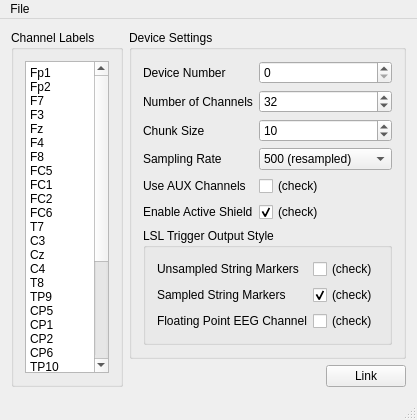
This is neuroprime/modules/LSL-actiCHamp/mainwindow.ui in nmc-costa/neuroprime as Qt 5 draws it before an edit. The edited form follows.
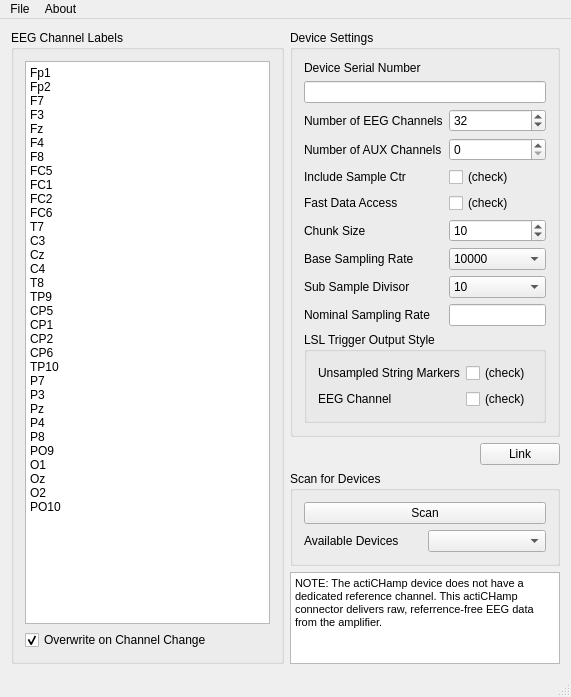
This is the edited form.

Patch:
```diff
--- a/neuroprime/modules/LSL-actiCHamp/mainwindow.ui
+++ b/neuroprime/modules/LSL-actiCHamp/mainwindow.ui
@@ -6,8 +6,8 @@
    <rect>
     <x>0</x>
     <y>0</y>
-    <width>360</width>
-    <height>411</height>
+    <width>571</width>
+    <height>697</height>
    </rect>
   </property>
   <property name="windowTitle">
@@ -21,7 +21,7 @@
     <item>
      <widget class="QGroupBox" name="groupBox_2">
       <property name="title">
-       <string>Channel Labels</string>
+       <string>EEG Channel Labels</string>
       </property>
       <layout class="QGridLayout" name="gridLayout">
        <item row="0" column="0">
@@ -62,6 +62,19 @@
          </property>
         </widget>
        </item>
+       <item row="1" column="0">
+        <widget class="QCheckBox" name="overwriteChannelLabels">
+         <property name="toolTip">
+          <string>If checked, channel labels will auto-update when number of EEG channels or AUX channels is adjusted.</string>
+         </property>
+         <property name="text">
+          <string>Overwrite on Channel Change</string>
+         </property>
+         <property name="checked">
+          <bool>true</bool>
+         </property>
+        </widget>
+       </item>
       </layout>
      </widget>
     </item>
@@ -77,37 +90,21 @@
           <enum>QFormLayout::AllNonFixedFieldsGrow</enum>
          </property>
          <item row="0" column="0">
-          <widget class="QLabel" name="label_4">
+          <widget class="QLabel" name="label_12">
            <property name="text">
-            <string>Device Number</string>
+            <string>Device Serial Number</string>
            </property>
           </widget>
          </item>
-         <item row="0" column="1">
-          <widget class="QSpinBox" name="deviceNumber">
-           <property name="toolTip">
-            <string>The number of the USB device (if multiple); the first one is #0.</string>
-           </property>
-           <property name="minimum">
-            <number>0</number>
-           </property>
-           <property name="maximum">
-            <number>256</number>
-           </property>
-           <property name="value">
-            <number>0</number>
-           </property>
-          </widget>
-         </item>
-         <item row="1" column="0">
+         <item row="2" column="0">
           <widget class="QLabel" name="label_2">
            <property name="text">
-            <string>Number of Channels</string>
+            <string>Number of EEG Channels</string>
            </property>
           </widget>
          </item>
-         <item row="1" column="1">
-          <widget class="QSpinBox" name="channelCount">
+         <item row="2" column="1">
+          <widget class="QSpinBox" name="eegChannelCount">
            <property name="toolTip">
             <string>This must match the number of entries in the channel list</string>
            </property>
@@ -125,85 +122,30 @@
            </property>
           </widget>
          </item>
-         <item row="2" column="0">
-          <widget class="QLabel" name="label">
-           <property name="text">
-            <string>Chunk Size</string>
-           </property>
-          </widget>
-         </item>
-         <item row="2" column="1">
-          <widget class="QSpinBox" name="chunkSize">
-           <property name="toolTip">
-            <string>The number of samples per chunk emitted by the driver -- a small value will lead to lower overall latency but causes more CPU load</string>
-           </property>
-           <property name="minimum">
-            <number>1</number>
-           </property>
-           <property name="maximum">
-            <number>1024</number>
-           </property>
-           <property name="value">
-            <number>10</number>
-           </property>
-          </widget>
-         </item>
          <item row="3" column="0">
-          <widget class="QLabel" name="label_3">
+          <widget class="QLabel" name="label_7">
            <property name="text">
-            <string>Sampling Rate</string>
+            <string>Number of AUX Channels</string>
            </property>
           </widget>
          </item>
          <item row="3" column="1">
-          <widget class="QComboBox" name="samplingRate">
+          <widget class="QSpinBox" name="auxChannelCount">
            <property name="toolTip">
             <string>The sampling rate to use; higher sampling rates require more network bandwidth (and storage space if recording), particularly the very high rates of 10KHz+. The native rates are those that are natively supported by the hardware and the resampled rates are resampled in software  (using a linear-phase sinc resampler that delays the output signal by 5 samples).</string>
            </property>
-           <property name="currentIndex">
-            <number>2</number>
+           <property name="keyboardTracking">
+            <bool>false</bool>
            </property>
-           <item>
-            <property name="text">
-             <string>125 (resampled)</string>
-            </property>
-           </item>
-           <item>
-            <property name="text">
-             <string>250 (resampled)</string>
-            </property>
-           </item>
-           <item>
-            <property name="text">
-             <string>500 (resampled)</string>
-            </property>
-           </item>
-           <item>
-            <property name="text">
-             <string>1000 (resampled)</string>
-            </property>
-           </item>
-           <item>
-            <property name="text">
-             <string>10000 (native)</string>
-            </property>
-           </item>
-           <item>
-            <property name="text">
-             <string>50000 (native)</string>
-            </property>
-           </item>
-           <item>
-            <property name="text">
-             <string>100000 (native)</string>
-            </property>
-           </item>
+           <property name="maximum">
+            <number>8</number>
+           </property>
           </widget>
          </item>
          <item row="4" column="0">
-          <widget class="QLabel" name="label_7">
+          <widget class="QLabel" name="label_11">
            <property name="text">
-            <string>Use AUX Channels</string>
+            <string>Include Sample Ctr</string>
            </property>
           </widget>
          </item>
@@ -215,15 +157,12 @@
            <property name="text">
             <string>(check)</string>
            </property>
-           <property name="checked">
-            <bool>false</bool>
-           </property>
           </widget>
          </item>
          <item row="5" column="0">
           <widget class="QLabel" name="label_8">
            <property name="text">
-            <string>Enable Active Shield</string>
+            <string>Fast Data Access</string>
            </property>
           </widget>
          </item>
@@ -236,11 +175,135 @@
             <string>(check)</string>
            </property>
            <property name="checked">
+            <bool>false</bool>
+           </property>
+          </widget>
+         </item>
+         <item row="6" column="0">
+          <widget class="QLabel" name="label">
+           <property name="text">
+            <string>Chunk Size</string>
+           </property>
+          </widget>
+         </item>
+         <item row="6" column="1">
+          <widget class="QSpinBox" name="chunkSize">
+           <property name="toolTip">
+            <string>The number of samples per chunk emitted by the driver -- a small value will lead to lower overall latency but causes more CPU load</string>
+           </property>
+           <property name="minimum">
+            <number>1</number>
+           </property>
+           <property name="maximum">
+            <number>1024</number>
+           </property>
+           <property name="value">
+            <number>10</number>
+           </property>
+          </widget>
+         </item>
+         <item row="7" column="0">
+          <widget class="QLabel" name="label_3">
+           <property name="text">
+            <string>Base Sampling Rate</string>
+           </property>
+          </widget>
+         </item>
+         <item row="7" column="1">
+          <widget class="QComboBox" name="baseSamplingRate">
+           <property name="toolTip">
+            <string>Adjust the native base sampling rate of the amplifier. This value is divided by the sub sample divisor value below to calculate the nominal sampling rate.</string>
+           </property>
+           <property name="currentIndex">
+            <number>0</number>
+           </property>
+           <item>
+            <property name="text">
+             <string>10000</string>
+            </property>
+           </item>
+           <item>
+            <property name="text">
+             <string>50000</string>
+            </property>
+           </item>
+           <item>
+            <property name="text">
+             <string>100000</string>
+            </property>
+           </item>
+          </widget>
+         </item>
+         <item row="8" column="0">
+          <widget class="QLabel" name="label_6">
+           <property name="text">
+            <string>Sub Sample Divisor</string>
+           </property>
+          </widget>
+         </item>
+         <item row="8" column="1">
+          <widget class="QComboBox" name="subSampleDivisor">
+           <property name="toolTip">
+            <string>Factor by which to sub sample the native sampling rate of the device.</string>
+           </property>
+           <property name="currentIndex">
+            <number>3</number>
+           </property>
+           <item>
+            <property name="text">
+             <string>1</string>
+            </property>
+           </item>
+           <item>
+            <property name="text">
+             <string>2</string>
+            </property>
+           </item>
+           <item>
+            <property name="text">
+             <string>5</string>
+            </property>
+           </item>
+           <item>
+            <property name="text">
+             <string>10</string>
+            </property>
+           </item>
+           <item>
+            <property name="text">
+             <string>20</string>
+            </property>
+           </item>
+           <item>
+            <property name="text">
+             <string>50</string>
+            </property>
+           </item>
+           <item>
+            <property name="text">
+             <string>100</string>
+            </property>
+           </item>
+          </widget>
+         </item>
+         <item row="9" column="0">
+          <widget class="QLabel" name="label_10">
+           <property name="text">
+            <string>Nominal Sampling Rate</string>
+           </property>
+          </widget>
+         </item>
+         <item row="9" column="1">
+          <widget class="QLineEdit" name="nominalSamplingRate">
+           <property name="toolTip">
+            <string>Nomincal sampling rate after sub sampling (read only value, adjust with boxes above).</string>
+           </property>
+           <property name="readOnly">
             <bool>true</bool>
            </property>
           </widget>
          </item>
-         <item row="6" column="0" colspan="2">
+         <item row="14" column="0" colspan="2">
           <widget class="QGroupBox" name="groupBox_3">
            <property name="title">
             <string>LSL Trigger Output Style</string>
@@ -257,33 +320,13 @@
              </widget>
             </item>
             <item row="1" column="0">
-             <widget class="QLabel" name="label_6">
-              <property name="text">
-               <string>Sampled String Markers</string>
-              </property>
-             </widget>
-            </item>
-            <item row="1" column="1">
-             <widget class="QCheckBox" name="sampledMarkers">
-              <property name="toolTip">
-               <string>&lt;html&gt;&lt;head/&gt;&lt;body&gt;&lt;p&gt;For an explanation of trigger marker types please read 'explanation_of_trigger_marker_types.pdf'.&lt;/p&gt;&lt;/body&gt;&lt;/html&gt;</string>
-              </property>
-              <property name="text">
-               <string>(check)</string>
-              </property>
-              <property name="checked">
-               <bool>true</bool>
-              </property>
-             </widget>
-            </item>
-            <item row="2" column="0">
              <widget class="QLabel" name="label_9">
               <property name="text">
-               <string>Floating Point EEG Channel</string>
+               <string>EEG Channel</string>
               </property>
              </widget>
             </item>
-            <item row="2" column="1">
+            <item row="1" column="1">
              <widget class="QCheckBox" name="sampledMarkersEEG">
               <property name="toolTip">
                <string>&lt;html&gt;&lt;head/&gt;&lt;body&gt;&lt;p&gt;For an explanation of trigger marker types please read 'explanation_of_trigger_marker_types.pdf'.&lt;/p&gt;&lt;/body&gt;&lt;/html&gt;</string>
@@ -306,22 +349,16 @@
            </layout>
           </widget>
          </item>
+         <item row="1" column="0" colspan="2">
+          <widget class="QLineEdit" name="serialNumber">
+           <property name="toolTip">
+            <string>Serial number identifying requested devices. Hit scan to update.</string>
+           </property>
+          </widget>
+         </item>
         </layout>
        </widget>
       </item>
-      <item>
-       <spacer name="verticalSpacer">
-        <property name="orientation">
-         <enum>Qt::Vertical</enum>
-        </property>
-        <property name="sizeHint" stdset="0">
-         <size>
-          <width>20</width>
-          <height>40</height>
-         </size>
-        </property>
-       </spacer>
-      </item>
       <item>
        <layout class="QHBoxLayout" name="horizontalLayout">
         <item>
@@ -346,6 +383,53 @@
         </item>
        </layout>
       </item>
+      <item>
+       <widget class="QGroupBox" name="scanGroup">
+        <property name="title">
+         <string>Scan for Devices</string>
+        </property>
+        <layout class="QGridLayout" name="gridLayout_2">
+         <item row="1" column="1">
+          <widget class="QComboBox" name="availableDevices">
+           <property name="toolTip">
+            <string>List of connected devices.</string>
+           </property>
+          </widget>
+         </item>
+         <item row="1" column="0">
+          <widget class="QLabel" name="label_4">
+           <property name="text">
+            <string>Available Devices</string>
+           </property>
+          </widget>
+         </item>
+         <item row="0" column="0" colspan="2">
+          <widget class="QPushButton" name="refreshDevices">
+           <property name="toolTip">
+            <string>Scan for device connected via USB.</string>
+           </property>
+           <property name="text">
+            <string>Scan</string>
+           </property>
+          </widget>
+         </item>
+        </layout>
+       </widget>
+      </item>
+      <item>
+       <widget class="QTextEdit" name="textEdit">
+        <property name="readOnly">
+         <bool>true</bool>
+        </property>
+        <property name="html">
+         <string>&lt;!DOCTYPE HTML PUBLIC &quot;-//W3C//DTD HTML 4.0//EN&quot; &quot;http://www.w3.org/TR/REC-html40/strict.dtd&quot;&gt;
+&lt;html&gt;&lt;head&gt;&lt;meta name=&quot;qrichtext&quot; content=&quot;1&quot; /&gt;&lt;style type=&quot;text/css&quot;&gt;
+p, li { white-space: pre-wrap; }
+&lt;/style&gt;&lt;/head&gt;&lt;body style=&quot; font-family:'MS Shell Dlg 2'; font-size:8.25pt; font-weight:400; font-style:normal;&quot;&gt;
+&lt;p style=&quot; margin-top:0px; margin-bottom:0px; margin-left:0px; margin-right:0px; -qt-block-indent:0; text-indent:0px;&quot;&gt;&lt;span style=&quot; font-family:'MS Shell Dlg 2';&quot;&gt;NOTE: The actiCHamp device does not have a dedicated reference channel. This actiCHamp connector delivers raw, referrence-free EEG data from the amplifier.&lt;/span&gt;&lt;/p&gt;&lt;/body&gt;&lt;/html&gt;</string>
+        </property>
+       </widget>
+      </item>
      </layout>
     </item>
    </layout>
@@ -355,7 +439,7 @@
     <rect>
      <x>0</x>
      <y>0</y>
-     <width>360</width>
+     <width>571</width>
      <height>21</height>
     </rect>
    </property>
@@ -368,7 +452,14 @@
     <addaction name="separator"/>
     <addaction name="actionQuit_2"/>
    </widget>
+   <widget class="QMenu" name="menuAbout">
+    <property name="title">
+     <string>About</string>
+    </property>
+    <addaction name="actionVersions"/>
+   </widget>
    <addaction name="menuFile"/>
+   <addaction name="menuAbout"/>
   </widget>
   <widget class="QStatusBar" name="statusBar"/>
   <action name="actionLoad_Configuration">
```
Left out of the diff: 46 changed lines with no effect on the pictures.
